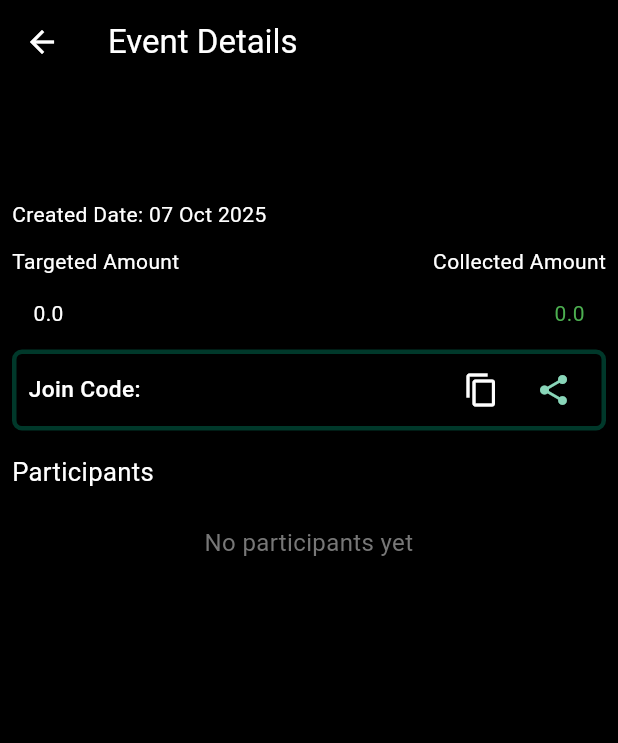
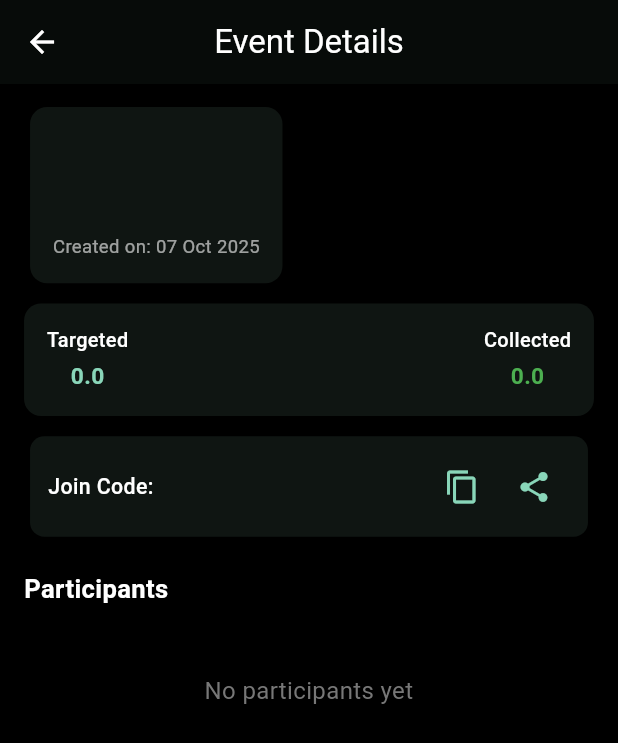
Before and after one commit to safwanmv/Event-Fund-Manager, a Flutter app: the EventPageDetails screen opened directly with empty values, on a phone screen of 412 x 824 dp. Shown: the top 743 px of the screen. Run offline on Flutter 3.47's test engine with Material 3 defaults, Android fonts, the phone set to English and light mode, and no system bars; our stand-ins replace fl_chart, flutter_screenutil, flutter_slidable, hive, hive_flutter; accounts and stored records are empty.

Commit message:
style: change the ui of profile,event page details

```diff
--- a/lib/screens/Main Screen/Events/Event Details/event_page_details.dart
+++ b/lib/screens/Main Screen/Events/Event Details/event_page_details.dart
@@ -19,124 +19,187 @@ class EventPageDetails extends StatelessWidget {
     final color = Theme.of(context).colorScheme;
 
     return Scaffold(
-      appBar: AppBar(title: Text("Event Details")),
-      body: Padding(
-        padding: const EdgeInsets.symmetric(horizontal: 8.0),
+      appBar: AppBar(
+        title: const Text("Event Details"),
+        centerTitle: true,
+        elevation: 1,
+      ),
+
+      body: SingleChildScrollView(
+        padding: EdgeInsets.symmetric(horizontal: 16.w, vertical: 12.h),
         child: Column(
           crossAxisAlignment: CrossAxisAlignment.start,
           children: [
-            Center(
-              child: Text(
+            // 🔹 [1] Event title & description wrapped in a Card
+            Card(
+              color: color.surfaceDim,
+              elevation: 2,
+              shape: RoundedRectangleBorder(
+                borderRadius: BorderRadius.circular(12.r),
+              ),
+              child: Padding(
+                padding: EdgeInsets.all(16.r),
+                child: Column(
+                  crossAxisAlignment: CrossAxisAlignment.start,
+                  children: [
+                    Text(
                       selectedEvent!.title,
                       style: TextStyle(
-                  fontSize: 30.sp,
+                        fontSize: 24.sp,
                         fontWeight: FontWeight.bold,
                         color: color.primary,
                       ),
                     ),
-            ),
+                    SizedBox(height: 8.h),
                     Text(
                       selectedEvent!.description,
-              style: TextStyle(fontSize: 16.sp),
-              softWrap: true,
+                      style: TextStyle(
+                        fontSize: 15.sp,
+                        color: color.onSurface.withOpacity(0.8),
                       ),
-            SizedBox(height: 16.h),
-            Text("Created Date: ${FormattedDate.date(selectedEvent!.date)}"),
-            SizedBox(height: 12.h),
-            Row(
-              mainAxisAlignment: MainAxisAlignment.spaceBetween,
-              children: const [
-                Text("Targeted Amount"),
-                Text("Collected Amount"),
+                    ),
+                    SizedBox(height: 10.h),
+                    Text(
+                      "Created on: ${FormattedDate.date(selectedEvent!.date)}",
+                      style: TextStyle(
+                        fontSize: 13.sp,
+                        color: color.onSurface.withOpacity(0.6),
+                      ),
+                    ),
                   ],
                 ),
-            Padding(
-              padding: EdgeInsets.all(15.0.r),
+              ),
+            ),
+
+            SizedBox(height: 10.h),
+
+            // 🔹 [2] Amount summary with subtle container
+            Container(
+              padding: EdgeInsets.all(16.r),
+              decoration: BoxDecoration(
+                color: color.surfaceDim,
+                borderRadius: BorderRadius.circular(12.r),
+              ),
               child: Row(
                 mainAxisAlignment: MainAxisAlignment.spaceBetween,
                 children: [
-                  Text("${selectedEvent!.targetedAmount}"),
-                  Text(
-                    "${selectedEvent!.collectedAmount}",
-                    style: TextStyle(color: Colors.green),
+                  _amountColumn(
+                    "Targeted",
+                    selectedEvent!.targetedAmount.toString(),
+                    color.primary,
+                  ),
+                  _amountColumn(
+                    "Collected",
+                    selectedEvent!.collectedAmount.toString(),
+                    Colors.green,
                   ),
                 ],
               ),
             ),
 
-            Container(
-              decoration: BoxDecoration(
-                borderRadius: BorderRadius.circular(7.r),
-                border: BoxBorder.all(color: color.onPrimary, width: 3),
+            SizedBox(height: 10.h),
+
+            // 🔹 [3] Join code card with icons
+            Card(
+              color: color.surfaceDim,
+              elevation: 1,
+              shape: RoundedRectangleBorder(
+                borderRadius: BorderRadius.circular(10.r),
               ),
-              padding: EdgeInsets.symmetric(horizontal: 8),
+              child: Padding(
+                padding: EdgeInsets.symmetric(horizontal: 12.w, vertical: 10.h),
                 child: Row(
                   children: [
                     Expanded(
                       child: Text(
                         "Join Code: ${selectedEvent!.joinCode}",
                         style: TextStyle(
-                        fontSize: 16.sp,
+                          fontSize: 15.sp,
                           fontWeight: FontWeight.w500,
                         ),
                       ),
                     ),
                     IconButton(
-                    icon: Icon(Icons.copy, color: color.onSurface),
+                      icon: const Icon(Icons.copy),
+                      color: color.primary,
                       onPressed: () {
                         Clipboard.setData(
                           ClipboardData(text: selectedEvent!.joinCode),
                         );
                         ScaffoldMessenger.of(context).showSnackBar(
-                        SnackBar(
-                          content: Text("Copied to clipboard!"),
-                          backgroundColor: color.primary,
-                        ),
+                          SnackBar(content: const Text("Copied to clipboard!")),
                         );
                       },
                     ),
                     IconButton(
+                      icon: const Icon(Icons.share),
+                      color: color.primary,
                       onPressed: () {
-                      print("share clicked");
+                        // TODO: Add share logic
                       },
-                    icon: Icon(Icons.share, color: color.primary),
                     ),
                   ],
                 ),
               ),
-            SizedBox(height: 16),
+            ),
+
+            SizedBox(height: 20.h),
+
+            // 🔹 [4] Participants Table section
             Text(
               "Participants",
-              style: TextStyle(fontSize: 18.sp, fontWeight: FontWeight.w400),
+              style: TextStyle(fontSize: 18.sp, fontWeight: FontWeight.bold),
             ),
-            SizedBox(height: 8.h),
+            SizedBox(height: 10.h),
+
             ValueListenableBuilder(
               valueListenable: ParticipantDb.instance.participantsListNotifer,
               builder: (context, List<ParticipantsModel> participants, _) {
                 final eventParticipants = participants
                     .where((p) => p.eventId == selectedEvent!.id)
                     .toList();
+
                 if (eventParticipants.isEmpty) {
-                  return EmptyDataContainer(text: TextMessages.noParticpants);
+                  return Padding(
+                    padding: EdgeInsets.only(top: 20.h),
+                    child: EmptyDataContainer(text: TextMessages.noParticpants),
+                  );
                 }
-                return Table(
-                  border: TableBorder.all(color: color.primary,borderRadius: BorderRadius.circular(7.r)),
+
+                return Card(
+                  color: color.surfaceDim,
+                  shape: RoundedRectangleBorder(
+                    borderRadius: BorderRadius.circular(10.r),
+                  ),
+                  elevation: 2,
+                  child: Padding(
+                    padding: EdgeInsets.all(5.r),
+                    child: Table(
+                      border: TableBorder.symmetric(
+                        inside: BorderSide(
+                          color: color.primary.withValues(alpha: 0.2),
+                        ), // updated for new Flutter version
+                      ),
                       columnWidths: const {
                         0: FlexColumnWidth(1),
                         1: FlexColumnWidth(3),
                         2: FlexColumnWidth(2),
+                        3: FlexColumnWidth(3), // 👈 new column for Joined Date
                       },
                       children: [
                         TableRow(
-                      // decoration: BoxDecoration(color: color.primary,),
-                      children: [
+                          decoration: BoxDecoration(
+                            color: color.primary.withValues(alpha: 0.1),
+                            borderRadius: BorderRadius.circular(8),
+                          ),
+                          children: const [
                             CustomTableCell(
-                          text: "S.NO",
+                              text: "S.No",
                               isHeader: true,
                               textAlign: TextAlign.center,
                             ),
                             CustomTableCell(
-                          text: "Participant Name",
+                              text: "Name",
                               isHeader: true,
                               textAlign: TextAlign.center,
                             ),
@@ -145,25 +208,34 @@ class EventPageDetails extends StatelessWidget {
                               isHeader: true,
                               textAlign: TextAlign.center,
                             ),
+                            CustomTableCell(
+                              text: "Joined Date",
+                              isHeader: true,
+                              textAlign: TextAlign.center,
+                            ), // 👈 new header
                           ],
                         ),
                         ...eventParticipants.asMap().entries.map((entry) {
                           int idx = entry.key + 1;
                           ParticipantsModel p = entry.value;
+                          final user = UserDb.instance.getUserById(
+                            p.participantId,
+                          );
 
-                      final user = UserDb.instance.getUserById(p.participantId);
-                      // double amount=entry.value;
                           return TableRow(
-                        // decoration: BoxDecoration(color: color.primary),
-
                             children: [
                               CustomTableCell(text: "$idx"),
-                          CustomTableCell(text: user?.name ?? "unknown"),
+                              CustomTableCell(text: user?.name ?? "Unknown"),
                               CustomTableCell(text: "${p.amountPaid}"),
+                              CustomTableCell(
+                                text: FormattedDate.date(p.joinedAt),
+                              ),
                             ],
                           );
                         }),
                       ],
+                    ),
+                  ),
                 );
               },
             ),
@@ -173,7 +245,25 @@ class EventPageDetails extends StatelessWidget {
     );
   }
 
-  void copyText(String text) {
-    Clipboard.setData(ClipboardData(text: text));
+  // 🔹 [Helper Widget] for displaying amounts
+  Widget _amountColumn(String label, String value, Color color) {
+    return Column(
+      crossAxisAlignment: CrossAxisAlignment.center,
+      children: [
+        Text(
+          label,
+          style: TextStyle(fontSize: 14.sp, fontWeight: FontWeight.w500),
+        ),
+        SizedBox(height: 4.h),
+        Text(
+          value,
+          style: TextStyle(
+            fontSize: 16.sp,
+            fontWeight: FontWeight.bold,
+            color: color,
+          ),
+        ),
+      ],
+    );
   }
 }
```
Also changed, not shown: lib/screens/Main Screen/Profile/profile_screen.dart (+69 -21 lines), lib/screens/Main Screen/main_screen.dart (+5 -5 lines). Lines whose indentation alone changed are shown as unchanged.
